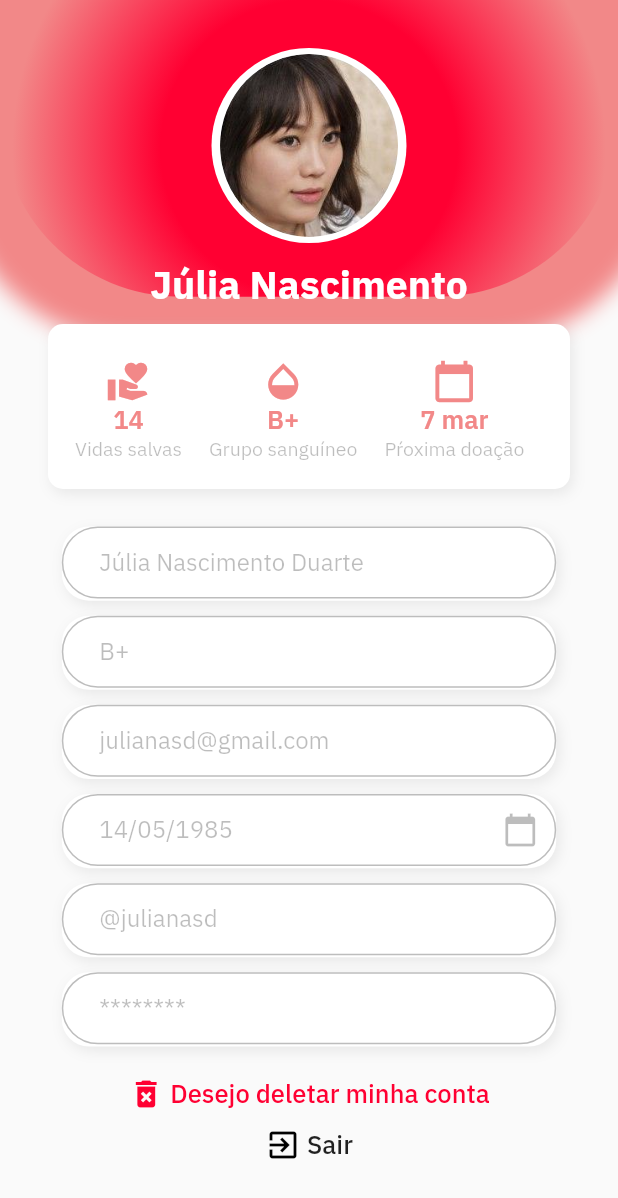
After one commit to rannaraabe/blood, a Flutter app: the ContaPage screen opened by its route, on a phone screen of 412 x 824 dp. The commit adds this screen. Shown: the top 1198 px of the screen. Run offline on Flutter 3.47's test engine with Material 2 defaults, Android fonts, the phone set to English and light mode, and no system bars; our stand-ins replace firebase_auth, firebase_core, flutter_modular, google_sign_in, mobx; accounts and stored records are empty; generated files the repository leaves out were written again.

Commit message:
account screen done without bottom bar

```diff
--- a/blood-app/lib/app/app_module.dart
+++ b/blood-app/lib/app/app_module.dart
@@ -3,6 +3,7 @@ import 'package:flutter_modular/flutter_modular.dart';
 import 'modules/feed/feed_module.dart';
 import 'modules/inicio/inicio_module.dart';
 import 'modules/cadastro/cadastro_module.dart';
+import 'modules/conta/conta_module.dart';
 
 class AppModule extends Module {
   @override
@@ -13,5 +14,6 @@ class AppModule extends Module {
     ModuleRoute(Modular.initialRoute, module: InicioModule()),
     ModuleRoute('/cadastro', module: CadastroModule()),
     ModuleRoute('/feed', module: FeedModule()),
+    ModuleRoute('/conta', module: ContaModule()),
   ];
 }
--- a/blood-app/lib/app/modules/cadastro/cadastro_page.dart
+++ b/blood-app/lib/app/modules/cadastro/cadastro_page.dart
@@ -87,7 +87,7 @@ class CadastroPage extends StatelessWidget {
                       height: height * 0.06,
                       width: width * 0.8,
                       text: 'Finalizar',
-                      provider: false,
+                      provider: true,
                     ),
                   ),
                   Image.asset('assets/images/blood_drop.png'),
--- a/blood-app/lib/app/modules/cadastro/widgets/text_general.dart
+++ b/blood-app/lib/app/modules/cadastro/widgets/text_general.dart
@@ -7,13 +7,13 @@ class TextGeneral extends StatelessWidget {
     Key? key,
     required this.height,
     required this.width,
-    required this.hintText,
+    this.hintText,
     this.icon,
   }) : super(key: key);
 
   final double height;
   final double width;
-  final String hintText;
+  final String? hintText;
   final Icon? icon;
 
   @override
--- /dev/null
+++ b/blood-app/lib/app/modules/conta/conta_controller.dart
@@ -0,0 +1,9 @@
+import 'package:mobx/mobx.dart';
+
+part 'conta_controller.g.dart';
+
+class ContaController = _ContaControllerBase with _$ContaController;
+
+abstract class _ContaControllerBase with Store {
+  _ContaControllerBase();
+}
--- /dev/null
+++ b/blood-app/lib/app/modules/conta/conta_module.dart
@@ -0,0 +1,13 @@
+import 'package:blood_app/app/modules/conta/conta_page.dart';
+import 'package:flutter_modular/flutter_modular.dart';
+import 'package:blood_app/app/modules/conta/conta_page.dart';
+
+class ContaModule extends Module {
+  @override
+  final List<Bind> binds = [];
+
+  @override
+  final List<ModularRoute> routes = [
+    ChildRoute(Modular.initialRoute, child: (_, args) => ContaPage()),
+  ];
+}
--- /dev/null
+++ b/blood-app/lib/app/modules/conta/conta_page.dart
@@ -0,0 +1,201 @@
+import 'package:blood_app/app/modules/cadastro/widgets/text_general.dart';
+import 'package:blood_app/app/design_system/top_box_gradient.dart';
+
+import 'package:flutter/material.dart';
+
+import '../../theme/app_theme.dart';
+
+class ContaPage extends StatelessWidget {
+  @override
+  Widget build(BuildContext context) {
+    final height = MediaQuery.of(context).size.height;
+    final width = MediaQuery.of(context).size.width;
+    return Scaffold(
+      body: SizedBox(
+        child: SingleChildScrollView(
+          child: Stack(
+            children: <Widget>[
+              TopBoxGradient(),
+              Padding(
+                padding: const EdgeInsets.all(32),
+                child: Column(
+                  children: [
+                    CircleAvatar(
+                      radius: 65,
+                      backgroundColor: Colors.white,
+                      child: Padding(
+                        padding: const EdgeInsets.all(4), // Border radius
+                        child: ClipOval(
+                            child:
+                                Image.asset('assets/images/perfil_image.jpg')),
+                      ),
+                    ),
+                    Padding(
+                      padding: const EdgeInsets.all(10.0),
+                      child: Row(
+                        mainAxisAlignment: MainAxisAlignment.center,
+                        children: [
+                          Text(
+                            'Júlia Nascimento',
+                            style: AppTheme.bold_large_white,
+                          ),
+                        ],
+                      ),
+                    ),
+                    Container(
+                      height: 110,
+                      child: Container(
+                        decoration: BoxDecoration(
+                          color: Colors.white,
+                          borderRadius: BorderRadius.all(Radius.circular(10)),
+                          boxShadow: [
+                            BoxShadow(
+                              color: Colors.grey.withOpacity(0.2),
+                              blurRadius: 7.0,
+                              offset: Offset(2.0, 3.0),
+                            ),
+                          ],
+                        ),
+                        child: Column(children: [
+                          Row(children: [
+                            Padding(
+                                padding: EdgeInsets.fromLTRB(18, 23, 0, 0),
+                                child: Column(children: [
+                                  Icon(
+                                    Icons.volunteer_activism,
+                                    color: Color(0xFFF28888),
+                                    size: 30,
+                                  ),
+                                  Text(
+                                    "14",
+                                    style: AppTheme.semibold_small_red,
+                                  ),
+                                  Text(
+                                    "Vidas salvas",
+                                    style: AppTheme.semibold_small_gray,
+                                  ),
+                                ])),
+                            Padding(
+                                padding: EdgeInsets.fromLTRB(18, 23, 0, 0),
+                                child: Column(children: [
+                                  Icon(
+                                    Icons.opacity,
+                                    color: Color(0xFFF28888),
+                                    size: 30,
+                                  ),
+                                  Text(
+                                    "B+",
+                                    style: AppTheme.semibold_small_red,
+                                  ),
+                                  Text(
+                                    "Grupo sanguíneo",
+                                    style: AppTheme.semibold_small_gray,
+                                  ),
+                                ])),
+                            Padding(
+                                padding: EdgeInsets.fromLTRB(18, 23, 0, 0),
+                                child: Column(children: [
+                                  Icon(
+                                    Icons.calendar_today,
+                                    color: Color(0xFFF28888),
+                                    size: 30,
+                                  ),
+                                  Text(
+                                    "7 mar",
+                                    style: AppTheme.semibold_small_red,
+                                  ),
+                                  Text(
+                                    "Pŕoxima doação",
+                                    style: AppTheme.semibold_small_gray,
+                                  ),
+                                ])),
+                          ]),
+                        ]),
+                      ),
+                    ),
+                    Padding(
+                      padding: const EdgeInsets.fromLTRB(0, 25, 0, 10),
+                      child: TextGeneral(
+                        height: height * 0.06,
+                        width: width * 0.8,
+                        hintText: 'Júlia Nascimento Duarte',
+                      ),
+                    ),
+                    Padding(
+                      padding: const EdgeInsets.fromLTRB(0, 0, 0, 10),
+                      child: TextGeneral(
+                        height: height * 0.06,
+                        width: width * 0.8,
+                        hintText: 'B+',
+                      ),
+                    ),
+                    Padding(
+                      padding: const EdgeInsets.fromLTRB(0, 0, 0, 10),
+                      child: TextGeneral(
+                        height: height * 0.06,
+                        width: width * 0.8,
+                        hintText: 'julianasd@gmail.com',
+                      ),
+                    ),
+                    Padding(
+                      padding: const EdgeInsets.fromLTRB(0, 0, 0, 10),
+                      child: TextGeneral(
+                        height: height * 0.06,
+                        width: width * 0.8,
+                        hintText: '14/05/1985',
+                        icon: Icon(Icons.calendar_today, color: Colors.black26),
+                      ),
+                    ),
+                    Padding(
+                      padding: const EdgeInsets.fromLTRB(0, 0, 0, 10),
+                      child: TextGeneral(
+                        height: height * 0.06,
+                        width: width * 0.8,
+                        hintText: '@julianasd',
+                      ),
+                    ),
+                    Padding(
+                      padding: const EdgeInsets.fromLTRB(0, 0, 0, 20),
+                      child: TextGeneral(
+                        height: height * 0.06,
+                        width: width * 0.8,
+                        hintText: '********',
+                      ),
+                    ),
+                    Padding(
+                      padding: const EdgeInsets.fromLTRB(0, 0, 0, 10),
+                      child: Wrap(
+                        crossAxisAlignment: WrapCrossAlignment.center,
+                        children: [
+                          Icon(
+                            Icons.delete_forever,
+                            color: Color(0xFFFF0032),
+                          ),
+                          Text(' Desejo deletar minha conta',
+                              style: (AppTheme.semibold_small_delete)),
+                        ],
+                      ),
+                    ),
+                    Padding(
+                      padding: const EdgeInsets.fromLTRB(0, 0, 0, 10),
+                      child: Wrap(
+                        crossAxisAlignment: WrapCrossAlignment.center,
+                        children: [
+                          Icon(
+                            Icons.exit_to_app,
+                            color: Colors.black,
+                          ),
+                          Text(' Sair', style: (AppTheme.semibold_small)),
+                        ],
+                      ),
+                    ),
+                  ],
+                ),
+              ),
+            ],
+          ),
+        ),
+      ),
+    );
+  }
+}
--- a/blood-app/lib/app/theme/app_theme.dart
+++ b/blood-app/lib/app/theme/app_theme.dart
@@ -67,4 +67,30 @@ class AppTheme {
     color: Colors.white,
     fontWeight: FontWeight.w600,
   );
+
+  static const TextStyle semibold_small_red = TextStyle(
+    fontSize: 17,
+    fontFamily: 'IBM Plex Sans',
+    color: Color(0xFFF28888),
+    fontWeight: FontWeight.w600,
+  );
+
+  static const TextStyle semibold_small_gray = TextStyle(
+    fontSize: 13,
+    fontFamily: 'IBM Plex Sans',
+    color: Colors.black26,
+  );
+
+  static const TextStyle semibold_small = TextStyle(
+    fontSize: 17,
+    fontWeight: FontWeight.w500,
+    fontFamily: 'IBM Plex Sans',
+  );
+
+  static const TextStyle semibold_small_delete = TextStyle(
+    fontSize: 17,
+    fontWeight: FontWeight.w500,
+    fontFamily: 'IBM Plex Sans',
+    color: Color(0xFFFF0032),
+  );
 }
```
Also changed, not shown: blood-app/assets/images/perfil_image.jpg (added).
